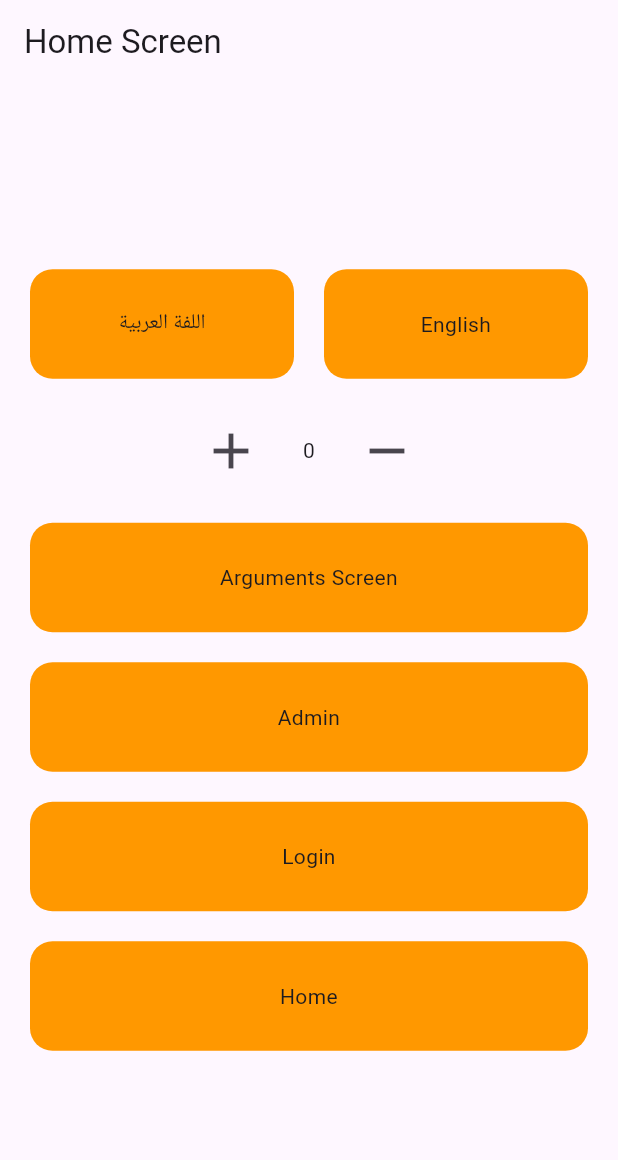
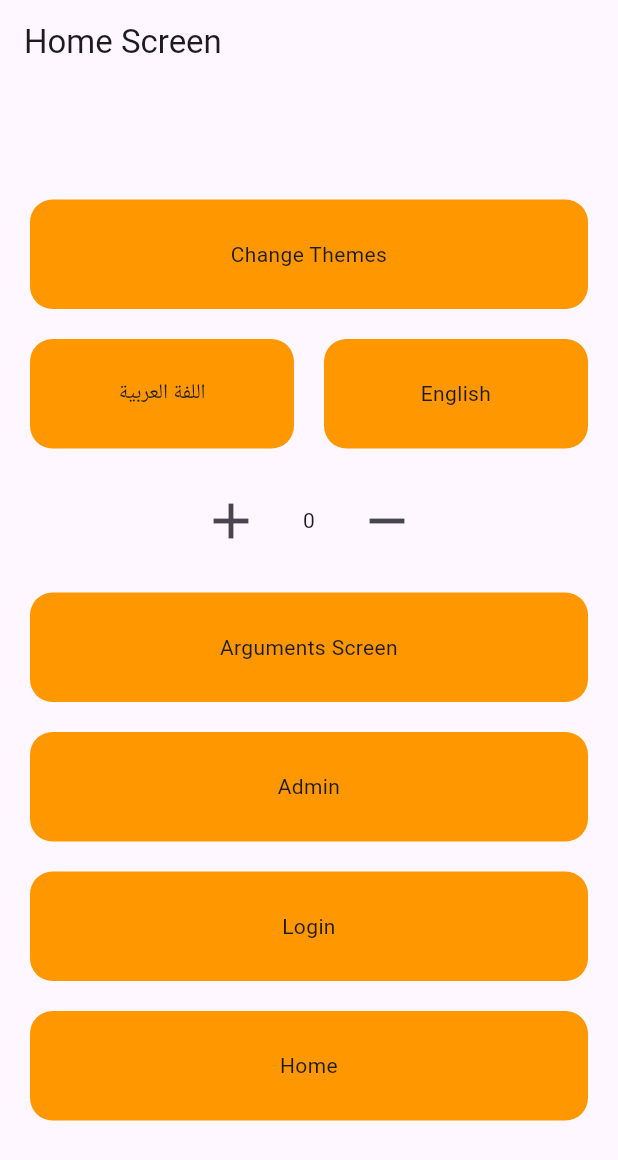
Before and after one commit to Esra2-Abdelltif/Getx-Flutter-, a Flutter app: the screen it shows after launch, on a phone screen of 412 x 824 dp. Shown: the top 1160 px of the screen. Run offline on Flutter 3.47's test engine with Material 3 defaults, Android fonts, the phone set to English and light mode, and no system bars; our stand-ins replace device_preview, get, shared_preferences.

Commit message:
changeTheme

```diff
--- a/lib/main.dart
+++ b/lib/main.dart
@@ -46,10 +46,7 @@ class MyApp extends StatelessWidget {
       translations: MyLocal(),
       builder: DevicePreview.appBuilder,
       title: 'Flutter Demo',
-      theme: ThemeData(
-       colorScheme: ColorScheme.fromSeed(seedColor: Colors.deepPurple),
-        useMaterial3: true,
-      ),
+      theme: ThemeData.light(),
       // home:   RouteManagement(),
       ///To call Binding
       // initialBinding: MyBindings(),
--- a/lib/view/screens/home_screen/login_screen.dart
+++ b/lib/view/screens/home_screen/login_screen.dart
@@ -4,6 +4,7 @@ import 'package:getx/local/local_controller.dart';
 import 'package:getx/main.dart';
 import 'package:getx/services/setting_service.dart';
 import 'package:getx/view/screens/home_screen/argrument_screen.dart';
+import 'package:getx/view/widget/change_themes.dart';
 import 'package:getx/view/widget/custom_button.dart';
 
 class LoginScreen extends GetView<SettingService> {
@@ -23,6 +24,8 @@ class LoginScreen extends GetView<SettingService> {
           mainAxisAlignment: MainAxisAlignment.center,
 
           children: [
+            const ChangeThemes(),
+            const SizedBox(height: 20,),
             Row(
               mainAxisAlignment: MainAxisAlignment.spaceBetween,
               children: [
@@ -50,8 +53,6 @@ class LoginScreen extends GetView<SettingService> {
                 ),
               ],
             ),
-
-
             const SizedBox(height: 20,),
             GetX<SettingService>(
                 builder: (controller){
--- /dev/null
+++ b/lib/view/widget/change_themes.dart
@@ -0,0 +1,22 @@
+import 'package:flutter/material.dart';
+import 'package:get/get.dart';
+import 'package:getx/view/widget/custom_button.dart';
+
+class ChangeThemes extends StatelessWidget {
+  const ChangeThemes({super.key});
+
+  @override
+  Widget build(BuildContext context) {
+    return  CustomButton(
+      text: "Change Themes",
+      onTap: () {
+      if(Get.isDarkMode){
+        Get.changeTheme(ThemeData.light());
+      }
+      else{
+        Get.changeTheme(ThemeData.dark());
+      }
+      },
+    );
+  }
+}
```
